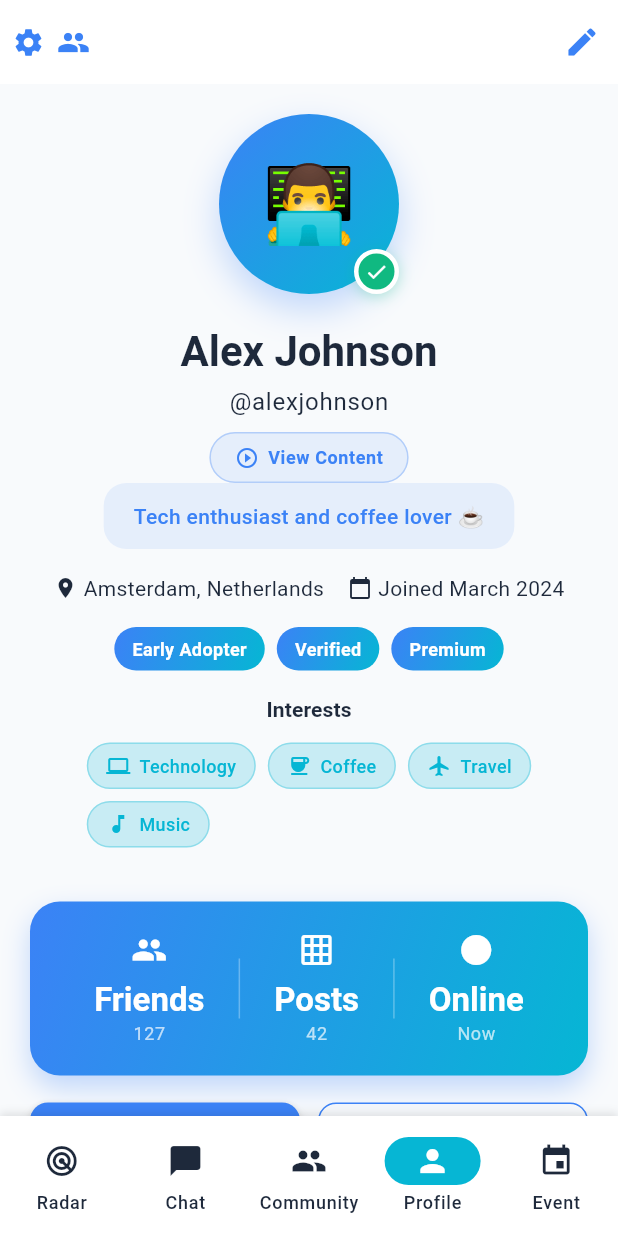
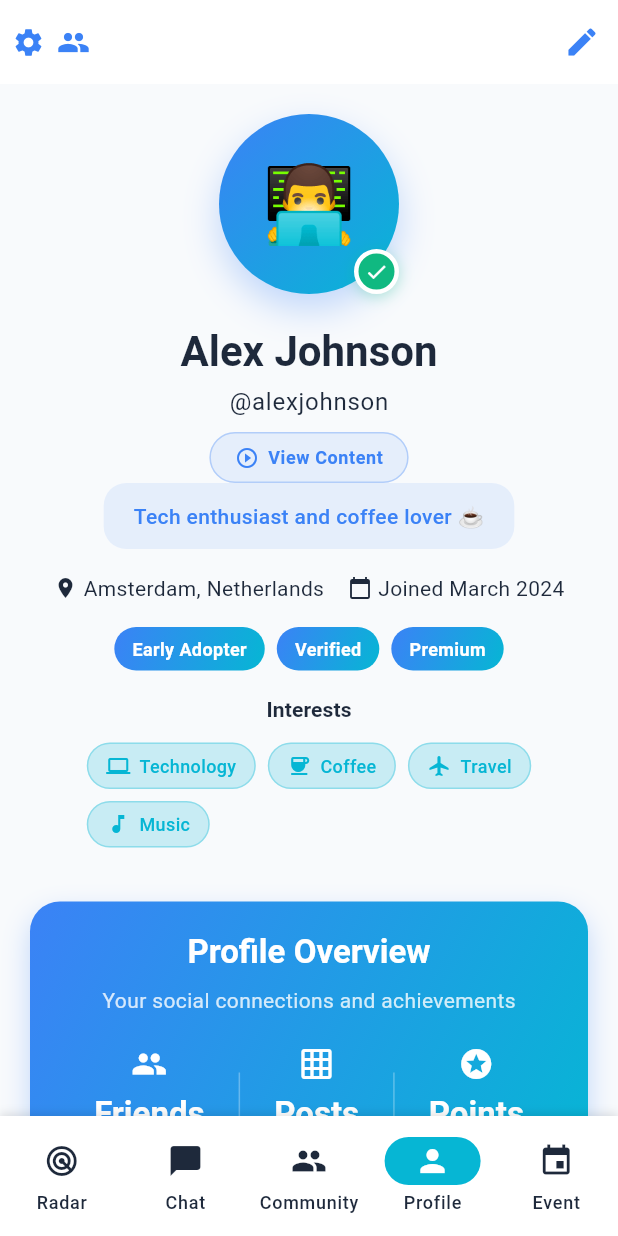
Before and after one commit to TArslan7/ComnecterMobile, a Flutter app: the ProfileScreen screen opened by its route, on a phone screen of 412 x 824 dp. Run offline on Flutter 3.47's test engine with Material 3 defaults, Android fonts, the phone set to English and light mode, and no system bars; drawn by our look-alikes of flutter_animate; our stand-ins replace audioplayers, confetti, flutter_hooks, flutter_riverpod, go_router, shared_preferences; accounts and stored records are empty.

Commit message:
feat: optimize profile stats and disable posted content
- Replace followers/following with posts and points
- Show only Friends, Posts, and Points in profile stats
- Disable posted content functionality temporarily
- Add route integration for TikTok-style content feed
- Improve profile stats layout with better title and description
- Keep edit profile and interests display working
- Route: /user_content_feed/:username now accessible

```diff
--- a/lib/features/profile/profile_screen.dart
+++ b/lib/features/profile/profile_screen.dart
@@ -18,6 +18,9 @@ class ProfileScreen extends HookWidget {
       'location': 'Amsterdam, Netherlands',
       'joinedDate': 'March 2024',
       'friendsCount': 127,
+      'followersCount': 45,
+      'followingCount': 38,
+      'achievementPoints': 1250,
       'postsCount': 42,
       'avatar': '👨‍💻',
       'isOnline': true,
@@ -94,7 +97,7 @@ class ProfileScreen extends HookWidget {
                   const SizedBox(height: 16),
                   _buildProfileActions(context, isEditing, soundService, userProfile),
                   const SizedBox(height: 16),
-                  _buildPostedContentSlider(context, soundService),
+                  // _buildPostedContentSlider(context, soundService), // Temporarily disabled
                   const SizedBox(height: 20),
                 ],
               ),
@@ -450,14 +453,33 @@ class ProfileScreen extends HookWidget {
           ),
         ],
       ),
-      child: Row(
-        mainAxisAlignment: MainAxisAlignment.spaceEvenly,
+      child: Column(
         children: [
-          _buildStatItem(context, '${profile['friendsCount']}', 'Friends', Icons.people),
-          _buildDivider(),
-          _buildStatItem(context, '${profile['postsCount']}', 'Posts', Icons.grid_on),
-          _buildDivider(),
-          _buildStatItem(context, profile['isOnline'] ? 'Now' : 'Offline', 'Online', Icons.circle),
+          Text(
+            'Profile Overview',
+            style: Theme.of(context).textTheme.titleLarge?.copyWith(
+              fontWeight: FontWeight.bold,
+              color: Colors.white,
+            ),
+          ),
+          const SizedBox(height: 8),
+          Text(
+            'Your social connections and achievements',
+            style: Theme.of(context).textTheme.bodyMedium?.copyWith(
+              color: Colors.white.withOpacity(0.8),
+            ),
+          ),
+          const SizedBox(height: 20),
+          Row(
+            mainAxisAlignment: MainAxisAlignment.spaceEvenly,
+            children: [
+              _buildStatItem(context, '${profile['friendsCount']}', 'Friends', Icons.people),
+              _buildDivider(),
+              _buildStatItem(context, '${profile['postsCount']}', 'Posts', Icons.grid_on),
+              _buildDivider(),
+              _buildStatItem(context, '${profile['achievementPoints'] ?? 1250}', 'Points', Icons.stars),
+            ],
+          ),
         ],
       ),
     ).animate().slideY(begin: 0.3, duration: const Duration(milliseconds: 600));
@@ -838,232 +860,230 @@ class ProfileScreen extends HookWidget {
       child: Column(
         crossAxisAlignment: CrossAxisAlignment.start,
         children: [
-          // Enhanced header with stats and achievements
-          Container(
-            padding: const EdgeInsets.all(16),
-            decoration: BoxDecoration(
-              gradient: LinearGradient(
-                begin: Alignment.topLeft,
-                end: Alignment.bottomRight,
-                colors: [
-                  Theme.of(context).colorScheme.primary.withOpacity(0.1),
-                  Theme.of(context).colorScheme.secondary.withOpacity(0.1),
-                ],
-              ),
-              borderRadius: BorderRadius.circular(16),
-              border: Border.all(
-                color: Theme.of(context).colorScheme.primary.withOpacity(0.2),
-                width: 1,
-              ),
-            ),
-            child: Column(
-              children: [
-                Row(
-                  mainAxisAlignment: MainAxisAlignment.spaceBetween,
-                  children: [
-                    Text(
-                      'Posted Content',
-                      style: Theme.of(context).textTheme.titleLarge?.copyWith(
-                        fontWeight: FontWeight.bold,
-                      ),
-                    ),
-                    Row(
-                      children: [
-                        // Achievement badge
-                        Container(
-                          padding: const EdgeInsets.symmetric(horizontal: 8, vertical: 4),
-                          decoration: BoxDecoration(
-                            color: Theme.of(context).colorScheme.primary,
-                            borderRadius: BorderRadius.circular(12),
-                          ),
-                          child: Row(
-                            mainAxisSize: MainAxisSize.min,
-                            children: [
-                              Icon(
-                                Icons.star,
-                                color: Colors.white,
-                                size: 16,
-                              ),
-                              const SizedBox(width: 4),
-                              Text(
-                                'Creator',
-                                style: Theme.of(context).textTheme.bodySmall?.copyWith(
-                                  color: Colors.white,
-                                  fontWeight: FontWeight.bold,
-                                ),
-                              ),
-                            ],
-                          ),
-                        ),
-                        const SizedBox(width: 12),
-                        IconButton(
-                          onPressed: () async {
-                            await soundService.playButtonClickSound();
-                            _showManageContentDialog(context, soundService);
-                          },
-                          icon: Icon(
-                            Icons.add_circle_outline,
-                            color: Theme.of(context).colorScheme.primary,
-                            size: 24,
-                          ),
-                          tooltip: 'Manage Content',
-                          style: IconButton.styleFrom(
-                            backgroundColor: Theme.of(context).colorScheme.primary.withOpacity(0.1),
-                            padding: const EdgeInsets.all(8),
-                          ),
-                        ),
-                      ],
-                    ),
-                  ],
-                ),
-                const SizedBox(height: 16),
-                // Enhanced stats row
-                Row(
-                  children: [
-                    _buildStatItem(context, '${samplePosts.length}', 'Posts', Icons.grid_on),
-                    _buildDivider(),
-                    _buildStatItem(context, '${samplePosts.fold<int>(0, (sum, post) => sum + (post['likes'] as int))}', 'Likes', Icons.favorite),
-                    _buildDivider(),
-                    _buildStatItem(context, '${samplePosts.fold<int>(0, (sum, post) => sum + (post['views'] as int))}', 'Views', Icons.visibility),
-                    _buildDivider(),
-                    _buildStatItem(context, '${samplePosts.fold<int>(0, (sum, post) => sum + (post['shares'] as int))}', 'Shares', Icons.share),
-                  ],
-                ),
-              ],
-            ),
-          ),
+          // Enhanced header with stats and achievements - Temporarily disabled
+          // Container(
+          //   padding: const EdgeInsets.all(16),
+          //   decoration: BoxDecoration(
+          //     gradient: LinearGradient(
+          //       begin: Alignment.topLeft,
+          //       end: Alignment.bottomRight,
+          //       colors: [
+          //         Theme.of(context).colorScheme.primary.withOpacity(0.1),
+          //         Theme.of(context).colorScheme.secondary.withOpacity(0.1),
+          //       ],
+          //     ),
+          //     borderRadius: BorderRadius.circular(16),
+          //     border: Border.all(
+          //       color: Theme.of(context).colorScheme.primary.withOpacity(0.2),
+          //       width: 1,
+          //     ),
+          //   ),
+          //   child: Column(
+          //     children: [
+          //       Row(
+          //         mainAxisAlignment: MainAxisAlignment.spaceBetween,
+          //         children: [
+          //           Text(
+          //             'Posted Content',
+          //             style: Theme.of(context).textTheme.titleLarge?.copyWith(
+          //               fontWeight: FontWeight.bold,
+          //             ),
+          //           ),
+          //           Row(
+          //             children: [
+          //               // Achievement badge
+          //               Container(
+          //                 padding: const EdgeInsets.symmetric(horizontal: 8, vertical: 4),
+          //                 decoration: BoxDecoration(
+          //                   color: Theme.of(context).colorScheme.primary,
+          //                   borderRadius: BorderRadius.circular(12),
+          //                 ),
+          //                 child: Row(
+          //                   mainAxisSize: MainAxisSize.min,
+          //                   children: [
+          //                     Icon(
+          //                       Icons.star,
+          //                       color: Colors.white,
+          //                       size: 16,
+          //                     ),
+          //                     const SizedBox(width: 4),
+          //                     Text(
+          //                       'Creator',
+          //                       style: Theme.of(context).textTheme.bodySmall?.copyWith(
+          //                         color: Colors.white,
+          //                         fontWeight: FontWeight.bold,
+          //                       ),
+          //                     ),
+          //                   ],
+          //                 ),
+          //               ),
+          //               const SizedBox(width: 12),
+          //               IconButton(
+          //                 onPressed: () async {
+          //                   await soundService.playButtonClickSound();
+          //                   _showManageContentDialog(context, soundService);
+          //                 },
+          //                 icon: Icon(
+          //                   Icons.add_circle_outline,
+          //                   color: Theme.of(context).colorScheme.primary,
+          //                   size: 24,
+          //                 ),
+          //                 tooltip: 'Manage Content',
+          //                 style: IconButton.styleFrom(
+          //                   backgroundColor: Theme.of(context).colorScheme.primary.withOpacity(0.1),
+          //                   padding: const EdgeInsets.all(8),
+          //                 ),
+          //               ),
+          //             ],
+          //           ),
+          //         ],
+          //       ),
+          //       const SizedBox(height: 16),
+          //       // Enhanced stats row
+          //       Row(
+          //         children: [
+          //           _buildStatItem(context, '${samplePosts.length}', 'Posts', Icons.grid_on),
+          //           _buildDivider(),
+          //           _buildStatifier(context, '${samplePosts.fold<int>(0, (sum, post) => sum + (post['likes'] as int))}', 'Likes', Icons.favorite),
+          //           _buildDivider(),
+          //           _buildStatItem(context, '${samplePosts.fold<int>(0, (sum, post) => sum + (post['views'] as int))}', 'Views', Icons.visibility),
+          //           _buildDivider(),
+          //           _buildStatItem(context, '${samplePosts.fold<int>(0, (sum, post) => sum + (post['shares'] as int))}', 'Shares', Icons.share),
+          //         ],
+          //       ),
+          //     ],
+          //   ),
+          // ),
           const SizedBox(height: 20),
-          // Content filters and sorting
-          Row(
-            children: [
-              _buildFilterChip(context, 'All', true),
-              const SizedBox(width: 8),
-              _buildFilterChip(context, 'Images', false),
-              const SizedBox(width: 8),
-              _buildFilterChip(context, 'Videos', false),
-              const SizedBox(width: 8),
-              _buildFilterChip(context, 'Text', false),
-              const Spacer(),
-              IconButton(
-                onPressed: () async {
-                  await soundService.playButtonClickSound();
-                  _showSortOptionsDialog(context, soundService);
-                },
-                icon: Icon(
-                  Icons.sort,
-                  color: Theme.of(context).colorScheme.primary,
-                  size: 20,
-                ),
-                tooltip: 'Sort Posts',
-              ),
-            ],
-          ),
-          const SizedBox(height: 16),
-          // Enhanced TikTok-style post grid (3 columns)
-          SizedBox(
-            height: 450, // Increased height for enhanced grid
-            child: GridView.builder(
-              gridDelegate: const SliverGridDelegateWithFixedCrossAxisCount(
-                crossAxisCount: 3, // 3 columns like TikTok
-                crossAxisSpacing: 3, // Slightly increased spacing
-                mainAxisSpacing: 3, // Slightly increased spacing
-                childAspectRatio: 0.75, // Slightly taller for more content
-              ),
-              itemCount: samplePosts.length,
-              itemBuilder: (context, index) {
-                final post = samplePosts[index];
-                return GestureDetector(
-                  onTap: () async {
-                    await soundService.playButtonClickSound();
-                    _showExpandedPost(context, post, soundService);
-                  },
-                  onLongPress: () async {
-                    await soundService.playButtonClickSound();
-                    _showQuickActionsBottomSheet(context, post, soundService);
-                  },
-                  child: Container(
-                    decoration: BoxDecoration(
-                      borderRadius: BorderRadius.circular(12),
-                      border: Border.all(
-                        color: post['isLiked'] || post['isBookmarked']
-                          ? Theme.of(context).colorScheme.primary.withOpacity(0.5)
-                          : Theme.of(context).colorScheme.outline.withOpacity(0.2),
-                        width: post['isLiked'] || post['isBookmarked'] ? 2 : 1,
-                      ),
-                      boxShadow: [
-                        BoxShadow(
-                          color: post['isLiked'] || post['isBookmarked']
-                            ? Theme.of(context).colorScheme.primary.withOpacity(0.3)
-                            : Colors.black.withOpacity(0.1),
-                          blurRadius: post['isLiked'] || post['isBookmarked'] ? 12 : 8,
-                          offset: const Offset(0, 4),
-                        ),
-                      ],
-                    ),
-                    child: ClipRRect(
-                      borderRadius: BorderRadius.circular(12),
-                      child: post['type'] == 'text'
-                        ? _buildEnhancedTextPostGridItem(context, post)
-                        : _buildEnhancedMediaPostGridItem(context, post),
-                    ),
-                  ),
-                );
-              },
-            ),
-          ),
-          const SizedBox(height: 16),
-          // Engagement insights
-          Container(
-            padding: const EdgeInsets.all(16),
-            decoration: BoxDecoration(
-              color: Theme.of(context).colorScheme.surfaceVariant.withOpacity(0.3),
-              borderRadius: BorderRadius.circular(12),
-              border: Border.all(
-                color: Theme.of(context).colorScheme.outline.withOpacity(0.2),
-                width: 1,
-              ),
-            ),
-            child: Row(
-              children: [
-                Icon(
-                  Icons.insights,
-                  color: Theme.of(context).colorScheme.primary,
-                  size: 24,
-                ),
-                const SizedBox(width: 12),
-                Expanded(
-                  child: Column(
-                    crossAxisAlignment: CrossAxisAlignment.start,
-                    children: [
-                      Text(
-                        'Engagement Insights',
-                        style: Theme.of(context).textTheme.titleSmall?.copyWith(
-                          fontWeight: FontWeight.bold,
-                        ),
-                      ),
-                      Text(
-                        'Your posts are performing great! Keep creating amazing content.',
-                        style: Theme.of(context).textTheme.bodySmall?.copyWith(
-                          color: Theme.of(context).colorScheme.onSurface.withOpacity(0.7),
-                        ),
-                      ),
-                    ],
-                  ),
-                ),
-                IconButton(
-                  onPressed: () async {
-                    await soundService.playButtonClickSound();
-                    _showEngagementInsightsDialog(context, soundService);
-                  },
-                  icon: Icon(
-                    Icons.arrow_forward_ios,
-                    color: Theme.of(context).colorScheme.primary,
-                    size: 16,
-                  ),
-                ),
-              ],
-            ),
-          ),
+          // Content filters and sorting - Temporarily disabled
+          // Row(
+          //   children: [
+          //     _buildFilterChip(context, 'All', true),
+          //     const SizedBox(width: 8),
+          //     _buildFilterChip(context, 'Images', false),
+          //     const SizedBox(width: 8),
+          //     _buildFilterChip(context, 'Videos', false),
+          //     const SizedBox(width: 8),
+          //     _buildFilterChip(context, 'Text', false),
+          //     const Spacer(),
+          //     IconButton(
+          //       onPressed: () async {
+          //     await soundService.playButtonClickSound();
+          //     _showSortOptionsDialog(context, soundService);
+          //   },
+          //       icon: Icon(
+          //         Icons.sort,
+          //         color: Theme.of(context).colorScheme.primary,
+          //         size: 20,
+          //       ),
+          //       tooltip: 'Sort Posts',
+          //     ),
+          //   ],
+          // ),
+          // const SizedBox(height: 16),
+          // Enhanced TikTok-style post grid (3 columns) - Temporarily disabled
+          // SizedBox(
+          //   height: 450, // Increased height for enhanced grid
+          //   child: GridView.builder(
+          //     gridDelegate: const SliverGridDelegateWithFixedCrossAxisCount(
+          //       crossAxisCount: 3, // 3 columns like TikTok
+          //       crossAxisSpacing: 3, // Slightly increased spacing
+          //       mainAxisSpacing: 3, // Slightly increased spacing
+          //       childAspectRatio: 0.75, // Slightly taller for more content
+          //     ),
+          //     itemCount: samplePosts.length,
+          //     itemBuilder: (context, index) {
+          //       final post = samplePosts[index];
+          //       return GestureDetector(
+          //         onTap: () async {
+          //           await soundService.playButtonClickSound();
+          //           _showExpandedPost(context, post, soundService);
+          //         },
+          //         onLongPress: () async {
+          //           await soundService.playButtonClickSound();
+          //           _showQuickActionsBottomSheet(context, post, soundService);
+          //         },
+          //         child: Container(
+          //           decoration: BoxDecoration(
+          //             borderRadius: BorderRadius.circular(12),
+          //             border: Border.all(
+          //               color: post['isLiked'] || post['isBookmarked']
+          //                 ? Theme.of(context).colorScheme.primary.withOpacity(0.5)
+          //                 : Theme.of(context).colorScheme.outline.withOpacity(0.2),
+          //               width: post['isLiked'] || post['isBookmarked'] ? 2 : 1,
+          //             ),
+          //             boxShadow: [
+          //               BoxShadow(
+          //                 color: post['isLiked'] || post['isBookmarked']
+          //                 ? Theme.of(context).colorScheme.primary.withOpacity(0.3)
+          //                 : Colors.black.withOpacity(0.1),
+          //                 blurRadius: post['isLiked'] || post['isBookmarked'] ? 12 : 8,
+          //                 offset: const Offset(0, 4),
+          //             ),
+          //           ),
+          //           child: ClipRRect(
+          //             borderRadius: BorderRadius.circular(12),
+          //             child: post['type'] == 'text'
+          //               ? _buildEnhancedTextPostGridItem(context, post)
+          //               : _buildEnhancedMediaPostGridItem(context, post),
+          //           ),
+          //         ),
+          //       );
+          //     },
+          //   ),
+          // ),
+          // const SizedBox(height: 16),
+          // Engagement insights - Temporarily disabled
+          // Container(
+          //   padding: const EdgeInsets.all(16),
+          //   decoration: BoxDecoration(
+          //     color: Theme.of(context).colorScheme.surfaceVariant.withOpacity(0.3),
+          //     borderRadius: BorderRadius.circular(12),
+          //     border: Border.all(
+          //       color: Theme.of(context).colorScheme.outline.withOpacity(0.2),
+          //       width: 1,
+          //   ),
+          // ),
+          //   child: Row(
+          //     children: [
+          //       Icon(
+          //         Icons.insights,
+          //         color: Theme.of(context).colorScheme.primary,
+          //         size: 24,
+          //       ),
+          //       const SizedBox(width: 12),
+          //       Expanded(
+          //         child: Column(
+          //           crossAxisAlignment: CrossAxisAlignment.start,
+          //           children: [
+          //             Text(
+          //               'Engagement Insights',
+          //               style: Theme.of(context).textTheme.titleSmall?.copyWith(
+          //                 fontWeight: FontWeight.bold,
+          //               ),
+          //             ),
+          //             Text(
+          //               'Your posts are performing great! Keep creating amazing content.',
+          //               style: Theme.of(context).textTheme.bodySmall?.copyWith(
+          //                 color: Theme.of(context).colorScheme.onSurface.withOpacity(0.7),
+          //               ),
+          //           ),
+          //         ),
+          //       ),
+          //       IconButton(
+          //         onPressed: () async {
+          //           await soundService.playButtonClickSound();
+          //           _showEngagementInsightsDialog(context, soundService);
+          //         },
+          //         icon: Icon(
+          //           Icons.arrow_forward_ios,
+          //           color: Theme.of(context).colorScheme.primary,
+          //           size: 16,
+          //         ),
+          //       ),
+          //     ],
+          //   ),
+          // ),
         ],
       ),
     ).animate().slideY(begin: 0.3, duration: const Duration(milliseconds: 600), delay: const Duration(milliseconds: 400));
--- a/lib/routing/app_router.dart
+++ b/lib/routing/app_router.dart
@@ -64,6 +64,14 @@ GoRouter createRouter() {
               final user = state.extra as Map<String, dynamic>;
               return UserProfileScreen(user: user['user']);
             },
+          ),
+          GoRoute(
+            path: '/user_content_feed/:username',
+            name: 'user-content-feed',
+            builder: (context, state) => ProfileScreen.buildUserContentFeedScreen(
+              context,
+              state.pathParameters['username']!,
+            ),
           ),
         ],
       ),
```
